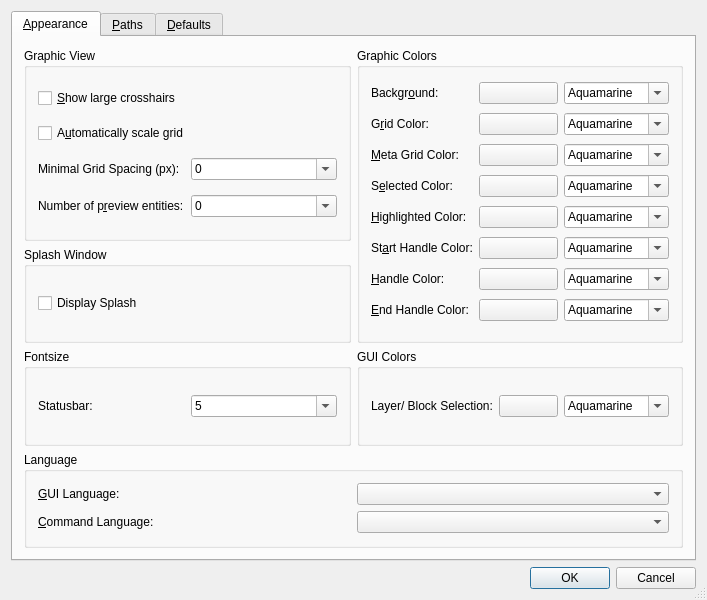
Old version of the form librecad/src/ui/forms/qg_dlgoptionsgeneral.ui in the repository LibreCAD/LibreCAD.
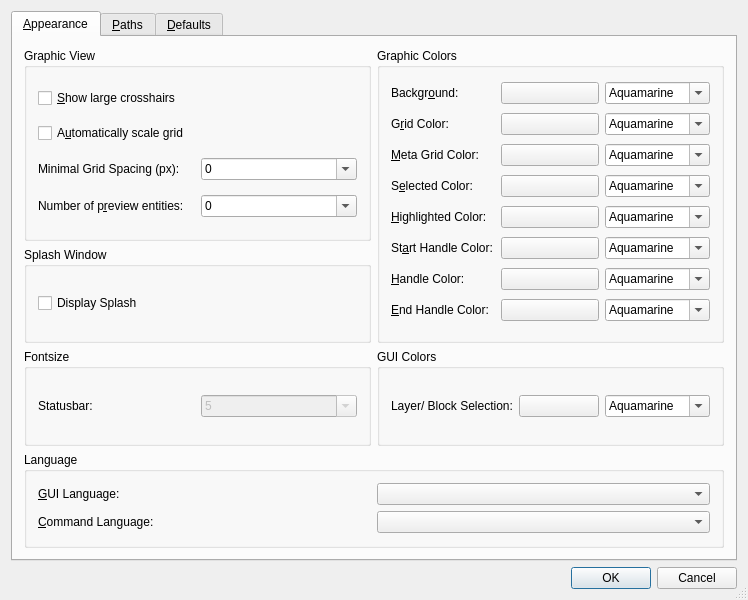
New version of the form. Icons and pictures are not drawn.

```diff
--- a/librecad/src/ui/forms/qg_dlgoptionsgeneral.ui
+++ b/librecad/src/ui/forms/qg_dlgoptionsgeneral.ui
@@ -6,7 +6,7 @@
    <rect>
     <x>0</x>
     <y>0</y>
-    <width>707</width>
+    <width>748</width>
     <height>600</height>
    </rect>
   </property>
@@ -119,6 +119,9 @@
          <layout class="QGridLayout">
           <item row="0" column="1">
            <widget class="QComboBox" name="cbSizeStatus">
+            <property name="enabled">
+             <bool>false</bool>
+            </property>
             <property name="editable">
              <bool>true</bool>
             </property>
```
Left out of the diff: 2 changed lines with no effect on the pictures.
